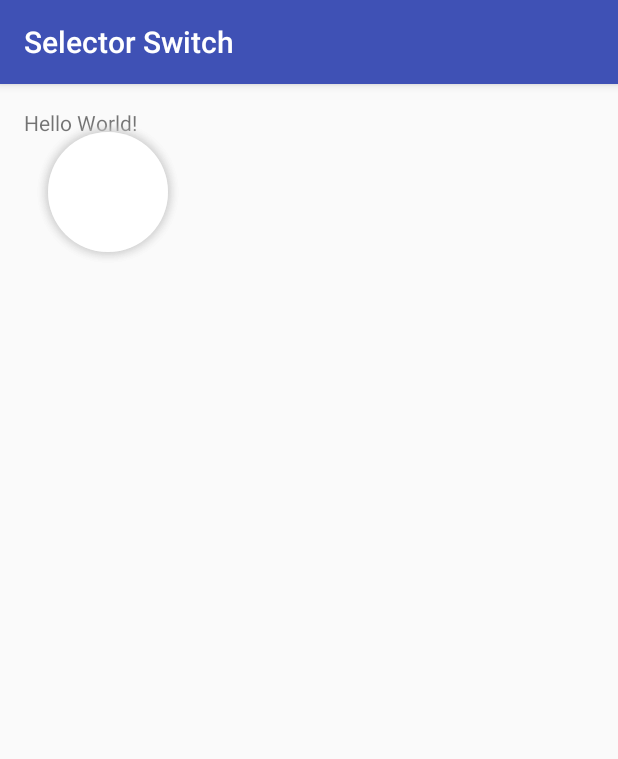
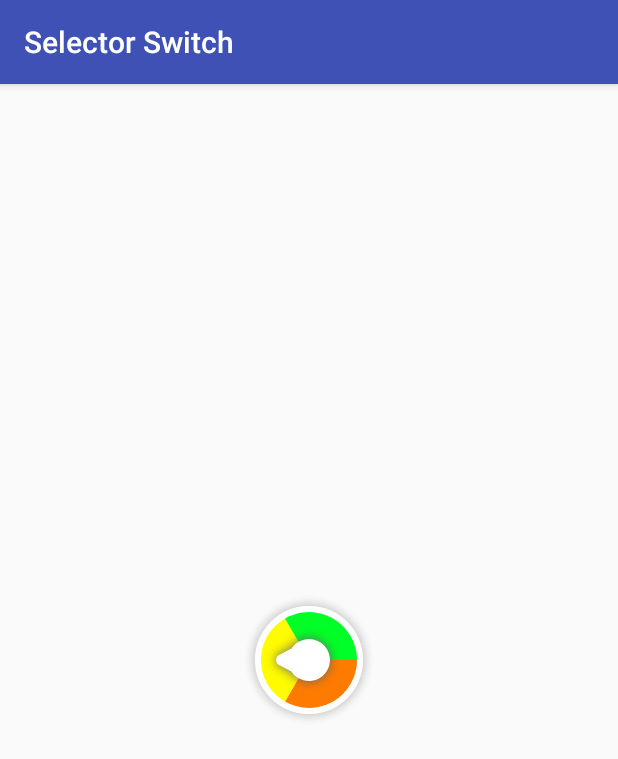
Before and after one commit to adk96r/Selector-Switch-UI-Component, an Android app: the screen it shows after launch (MainActivity), on a phone screen of 412 x 824 dp. Shown: the top 759 px of the screen. Run offline under Robolectric (Android 15) with nearby library versions, the light colour scheme and no system bars.

Commit message:
Inital working selector switch.

```diff
--- /dev/null
+++ b/SelectorSwitch/app/src/main/java/adk/selectorswitch/IllegalSelectorException.java
@@ -0,0 +1,16 @@
+package adk.selectorswitch;
+
+/**
+ * Created by Adu on 11/20/2017.
+ */
+
+public class IllegalSelectorException extends Exception {
+
+    public IllegalSelectorException() {
+        super();
+    }
+
+    public IllegalSelectorException(String message) {
+        super(message);
+    }
+}
--- a/SelectorSwitch/app/src/main/java/adk/selectorswitch/MainActivity.java
+++ b/SelectorSwitch/app/src/main/java/adk/selectorswitch/MainActivity.java
@@ -1,7 +1,11 @@
 package adk.selectorswitch;
 
+import android.graphics.Color;
 import android.support.v7.app.AppCompatActivity;
 import android.os.Bundle;
+
+import java.util.ArrayList;
+import java.util.List;
 
 public class MainActivity extends AppCompatActivity {
 
@@ -9,5 +13,8 @@ public class MainActivity extends AppCompatActivity {
     protected void onCreate(Bundle savedInstanceState) {
         super.onCreate(savedInstanceState);
         setContentView(R.layout.activity_main);
+
+        SelectorSwitch selectorSwitch;
+
     }
 }
--- a/SelectorSwitch/app/src/main/java/adk/selectorswitch/SelectorSwitch.java
+++ b/SelectorSwitch/app/src/main/java/adk/selectorswitch/SelectorSwitch.java
@@ -4,6 +4,8 @@ import android.content.Context;
 import android.graphics.Canvas;
 import android.graphics.Color;
 import android.graphics.Paint;
+import android.graphics.Path;
+import android.support.annotation.NonNull;
 import android.util.AttributeSet;
 import android.view.View;
 
@@ -16,57 +18,99 @@ import java.util.List;
 
 public class SelectorSwitch extends View {
 
-    // Other
+    private final static int SIZE_NORMAL = -1;
+    private final static int SIZE_MINI = -2;
+    private final static int SIZE_MAX = -3;
+
     Context context;
 
     // Component Properties
     int space;
     int shadowRadius = 8;
-    int shadowColor = Color.LTGRAY;
+    int lightShadow = Color.LTGRAY;
+    int darkShadow = Color.DKGRAY;
     int centerX;
     int centerY;
 
     // Base Properties
-    int baseCenterX;
-    int baseCenterY;
     int baseRadius;
     Paint basePaint;
 
     // Selector Dial
-    int maxModes;
+    int modeCount;
+    int modeRadius;
     Float modeSweepingAngle;
     List<Float> modeStartingAngles;
+    List<Paint> modePaints;
+    List<Integer> modeColors;
+
+    // Knob
+    int knobRadius;
+    int notchRadius;
+    Paint knobPaint;
 
 
     public SelectorSwitch(Context context) {
         super(context);
-        init(context);
+        init(context, 0);
     }
 
     public SelectorSwitch(Context context, AttributeSet attrs) {
         super(context, attrs);
-        init(context);
+        init(context, 0);
     }
 
-    private void init(Context context) {
+    private void init(Context context, int size) {
 
         this.context = context;
 
-        space = dpsToPixels(8);
-        baseRadius = dpsToPixels(20);
-
+        // Common for all sizes
+        space = getPixelsFromDips(6);
+        baseRadius = getPixelsFromDips(18);
         centerX = space + baseRadius;
         centerY = space + baseRadius;
 
-        basePaint = getPaint(Color.WHITE, Paint.Style.FILL, true);
+        basePaint = createPaint(Color.WHITE, Paint.Style.FILL, true, Color.LTGRAY);
 
-
-        maxModes = 3;
-        modeSweepingAngle = getSweepingAngle(maxModes);
-        modeStartingAngles = getStartingAngles(maxModes, modeSweepingAngle);
+        // Size specific properties
+        switch (size) {
+            case SIZE_MINI:
+            case SIZE_MAX:
+            case SIZE_NORMAL:
+            default:
+                initNormalMode();
+        }
 
     }
 
+    void initNormalMode() {
+
+        modeCount = 3;
+        modeSweepingAngle = getSweepingAngle(modeCount);
+        modeStartingAngles = getStartingAngles(modeCount, modeSweepingAngle);
+
+        // Set default 3 colors.
+        float[][] colors = {{29f, 23.1f, 94.9f}, {59f, 26.3f, 89.4f}, {129f, 21.7f, 77.6f}};
+        modeColors = new ArrayList<>(this.modeCount);
+        modeColors.add(Color.HSVToColor(colors[0]));
+        modeColors.add(Color.HSVToColor(colors[1]));
+        modeColors.add(Color.HSVToColor(colors[2]));
+        modePaints = getModePaints(modeCount, modeColors);
+
+        // Exclusive for Normal Mode Selector Switch.
+        modeRadius = getPixelsFromDips(16);
+        knobRadius = getPixelsFromDips(7);
+        notchRadius = getPixelsFromDips(2);
+        knobPaint = createPaint(Color.WHITE, Paint.Style.FILL, true, Color.argb(255, 100, 100, 100));
+
+    }
+
+    /**
+     * Calculate and set the dimensions of the view.
+     *
+     * @param widthMeasureSpec
+     * @param heightMeasureSpec
+     */
     @Override
     protected void onMeasure(int widthMeasureSpec, int heightMeasureSpec) {
         super.onMeasure(widthMeasureSpec, heightMeasureSpec);
@@ -93,31 +137,56 @@ public class SelectorSwitch extends View {
         canvas.drawCircle(centerX, centerY, baseRadius, basePaint);
 
         // Draw the dial with different colored modes.
+        for (int i = 0; i < modeCount; i++) {
+            canvas.drawArc(centerX - modeRadius, centerY - modeRadius, centerX + modeRadius, centerY + modeRadius,
+                    modeStartingAngles.get(i), modeSweepingAngle, true, modePaints.get(i));
+        }
+
+        // Draw the knob.
+        Path notch = new Path();
+
+        notch.addArc(centerX - knobRadius, centerY - knobRadius, centerX + knobRadius, centerY + knobRadius, 195, 330);
+
+        notch.addCircle(centerX - knobRadius - notchRadius, centerY, notchRadius, Path.Direction.CW);
+
+        notch.moveTo(centerX - knobRadius - notchRadius - getPixelsFromDips(1) / 2, centerY - notchRadius);
+        notch.lineTo(centerX, centerY - knobRadius);
+        notch.lineTo(centerX, centerY + knobRadius);
+        notch.lineTo(centerX - knobRadius - notchRadius - getPixelsFromDips(1) / 2, centerY + notchRadius);
+
+        notch.close();
+
+        canvas.drawPath(notch, knobPaint);
+
+
     }
 
+
     /**
-     * Converts DPs to Pixels.
+     * Converts DIPs to Pixels.
      *
-     * @param dps DP / DIP
-     * @return pixels   Pixels equivalent to dps
+     * @param dps DIPs.
+     * @return pixels   Equivalent to the given DIPs.
      */
-    private int dpsToPixels(int dps) {
+    private int getPixelsFromDips(int dps) {
         float density = context.getTheme().getResources().getDisplayMetrics().density;
         return (int) (density * dps / 0.5);
     }
 
     /**
-     * Return a Paint instance generated as per the required specs.
+     * Returns a Paint instance created as per the required specs.
      *
      * @param color         Color of the paint.
      * @param style         Fill, Stroke, etc.
      * @param shadowEnabled Enables shadow for anything using this paint.
-     * @return paint           Paint instance.
+     * @param shadowColor   Color of the shadow if shadow is enabled.
+     * @return paint        Paint instance.
      */
-    private Paint getPaint(int color, Paint.Style style, boolean shadowEnabled) {
+    private Paint createPaint(int color, Paint.Style style, boolean shadowEnabled, int shadowColor) {
         Paint paint = new Paint();
         paint.setColor(color);
         paint.setStyle(style);
+        paint.setAntiAlias(true);
         if (shadowEnabled) {
             paint.setShadowLayer(shadowRadius, 0, 0, shadowColor);
             setLayerType(LAYER_TYPE_SOFTWARE, paint);
@@ -125,15 +194,112 @@ public class SelectorSwitch extends View {
         return paint;
     }
 
+    /**
+     * Calculates the angle between two successive modes in the selector dial.
+     *
+     * @param maxModes Number of modes in the selector dial.
+     * @return sweepingAngle
+     */
     private Float getSweepingAngle(int maxModes) {
         return (float) 360 / maxModes;
     }
 
-    private List<Float> getStartingAngles(int maxModes, Float sweepingAngle) {
-        List<Float> startingAngles = new ArrayList<>(maxModes);
-        for (int i = 0; i < maxModes; i++) {
+    /**
+     * Generates the starting angle for each mode position on the dial of the selector.
+     *
+     * @param modeCount     Number of modes in the selector dial.
+     * @param sweepingAngle Angle between the starting angles of two
+     *                      successive modes on the dial.
+     * @return startingAngles   List of starting angles for each mode in the selector dial.
+     */
+    private List<Float> getStartingAngles(int modeCount, Float sweepingAngle) {
+        List<Float> startingAngles = new ArrayList<>(modeCount);
+        for (int i = 0; i < modeCount; i++) {
             startingAngles.add(i * sweepingAngle);
         }
         return startingAngles;
     }
+
+    /**
+     * Converts the mode Colors into Paints instances.
+     *
+     * @param modeCount Number of modes in the selector switch.
+     * @param colors    List of Color(integers).
+     * @return modePaints  List of Paint instances.
+     */
+    private List<Paint> getModePaints(int modeCount, List<Integer> colors) {
+        List<Paint> modePaints = new ArrayList<>(modeCount);
+        for (int i = 0; i < modeCount; i++) {
+            if (i < colors.size())
+                modePaints.add(createPaint(colors.get(i), Paint.Style.FILL, false, lightShadow));
+            else
+                modePaints.add(createPaint(Color.BLACK, Paint.Style.FILL, false, lightShadow));
+        }
+        return modePaints;
+    }
+
+
+    /**
+     * Updates the total number of modes in the selector switch.
+     * <p>
+     * Calls setModeColors after updating the count to assign default colors for the new modes.
+     * <p>
+     * Finally redraws the view.
+     *
+     * @param count The new count of selectable modes in the switch (dial).
+     * @throws IllegalSelectorException
+     */
+    public void setModeCount(int count) throws IllegalSelectorException {
+
+        // Check the validity of the new count.
+        if (count <= 0) {
+            throw new IllegalSelectorException("Too few modes to select!");
+        } else if (count > 10) {
+            throw new IllegalSelectorException("Too many modes to accommodate!");
+        }
+
+        // Update the properties of the selector.
+        this.modeCount = count;
+        this.modeSweepingAngle = getSweepingAngle(count);
+        this.modeStartingAngles = getStartingAngles(count, this.modeSweepingAngle);
+
+        // Assign colors for new mode states.
+        setModeColors(this.modeColors);
+
+        // Redraw the view.
+    }
+
+    /**
+     * Sets the colors the each of the mode positions on the selector dial.
+     * <p>
+     * If the size of the list is more than the mode count, ignore the extra colors.
+     * If the size of the list is less than the mode cound, initialise the remaining
+     * colors as a default black.
+     * <p>
+     * Also update the modePaints list to use the new colors while drawing.
+     *
+     * @param modeColors List of colors.
+     */
+    public void setModeColors(@NonNull List<Integer> modeColors) {
+
+        if (modeColors.size() >= this.modeCount) {
+            this.modeColors = modeColors.subList(0, this.modeCount);
+        } else {
+            this.modeColors = modeColors;
+            for (int i = 0; i < this.modeCount - modeColors.size(); i++) {
+                this.modeColors.add(Color.BLACK);
+            }
+        }
+        this.modePaints = getModePaints(this.modeCount, this.modeColors);
+    }
+
+    /**
+     * Sets a sequence of colors blending from the starting color to the ending color.
+     *
+     * @param startingColor Starting color for mode 0.
+     * @param endingColor   Ending color for mode (modeCount-1).
+     */
+    public void setModeColors(@NonNull Color startingColor, @NonNull Color endingColor) {
+
+    }
 }
--- a/SelectorSwitch/app/src/main/res/layout/activity_main.xml
+++ b/SelectorSwitch/app/src/main/res/layout/activity_main.xml
@@ -11,12 +11,11 @@
     android:paddingTop="@dimen/activity_vertical_margin"
     tools:context="adk.selectorswitch.MainActivity">
 
-    <TextView
-        android:layout_width="wrap_content"
-        android:layout_height="wrap_content"
-        android:text="Hello World!" />
-
     <adk.selectorswitch.SelectorSwitch
+        android:scaleX="1"
+        android:scaleY="1"
+        android:layout_centerVertical="true"
+        android:layout_centerHorizontal="true"
         android:layout_width="wrap_content"
         android:layout_height="wrap_content"
         sSwitch:mode="normal" />
```
